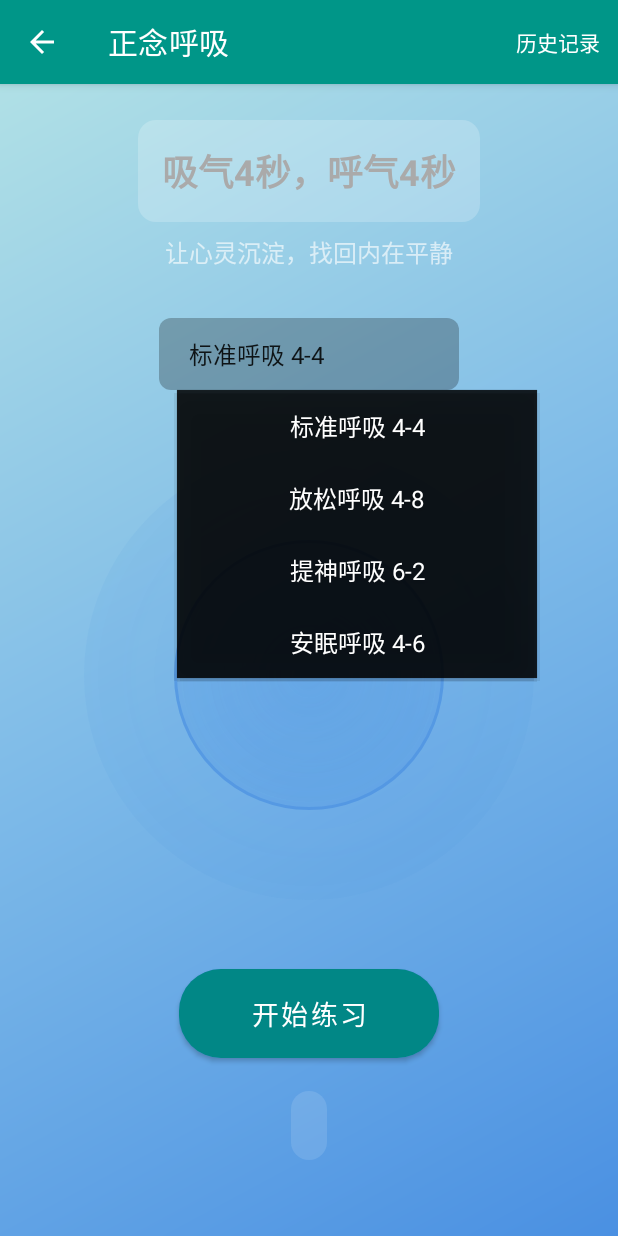
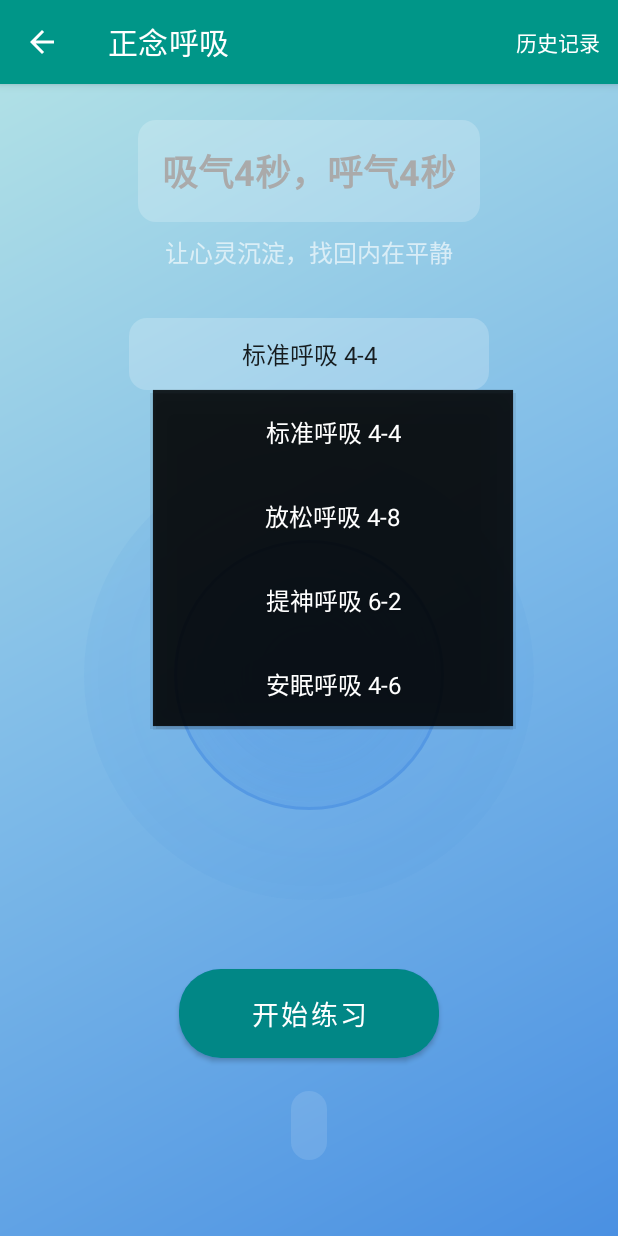
Before and after one commit to Fujiko-purple/MentalHealthDiary, an Android app: the BreathingActivity screen opened directly, with no data from a screen before it, after a tap on "标准呼吸 4-4", on a phone screen of 412 x 824 dp. Run offline under Robolectric (Android 15) with nearby library versions, the phone set to English and light mode, and no system bars.

Commit message:
呼吸框架居中调整

```diff
--- a/app/src/main/res/drawable/spinner_background.xml
+++ b/app/src/main/res/drawable/spinner_background.xml
@@ -1,10 +1,10 @@
 <?xml version="1.0" encoding="utf-8"?>
 <shape xmlns:android="http://schemas.android.com/apk/res/android">
-    <solid android:color="#40000000" />
-    <corners android:radius="8dp" />
+    <solid android:color="#33FFFFFF" />
+    <corners android:radius="12dp" />
     <padding
-        android:left="12dp"
-        android:right="12dp"
-        android:top="8dp"
-        android:bottom="8dp" />
+        android:left="16dp"
+        android:right="16dp"
+        android:top="12dp"
+        android:bottom="12dp" />
 </shape>
--- a/app/src/main/res/layout/activity_breathing.xml
+++ b/app/src/main/res/layout/activity_breathing.xml
@@ -34,16 +34,16 @@
 
     <Spinner
         android:id="@+id/breathingModeSpinner"
-        android:layout_width="wrap_content"
+        android:layout_width="240dp"
         android:layout_height="wrap_content"
-        android:minWidth="200dp"
         android:layout_marginTop="32dp"
         android:background="@drawable/spinner_background"
-        android:padding="12dp"
         android:popupBackground="#CC000000"
         android:spinnerMode="dropdown"
         android:dropDownWidth="240dp"
         android:dropDownVerticalOffset="48dp"
+        android:gravity="center"
+        style="@style/SpinnerStyle"
         app:layout_constraintTop_toBottomOf="@id/subtitleText"
         app:layout_constraintLeft_toLeftOf="parent"
         app:layout_constraintRight_toRightOf="parent" />
--- a/app/src/main/res/layout/item_breathing_mode.xml
+++ b/app/src/main/res/layout/item_breathing_mode.xml
@@ -3,8 +3,9 @@
     xmlns:android="http://schemas.android.com/apk/res/android"
     android:layout_width="match_parent"
     android:layout_height="wrap_content"
-    android:padding="12dp"
+    android:padding="16dp"
     android:textSize="16sp"
     android:textColor="#FFFFFF"
     android:background="@android:color/transparent"
-    android:gravity="center" />
+    android:gravity="center_vertical|center_horizontal"
+    android:minHeight="48dp" />
--- a/app/src/main/res/values/styles.xml
+++ b/app/src/main/res/values/styles.xml
@@ -4,4 +4,10 @@
         <item name="android:background">@drawable/chart_background</item>
         <item name="android:padding">16dp</item>
     </style>
+    <style name="SpinnerStyle" parent="Widget.AppCompat.Spinner">
+        <item name="android:textAlignment">center</item>
+        <item name="android:gravity">center</item>
+        <item name="android:textColor">#FFFFFF</item>
+        <item name="android:textSize">16sp</item>
+    </style>
 </resources>
```
